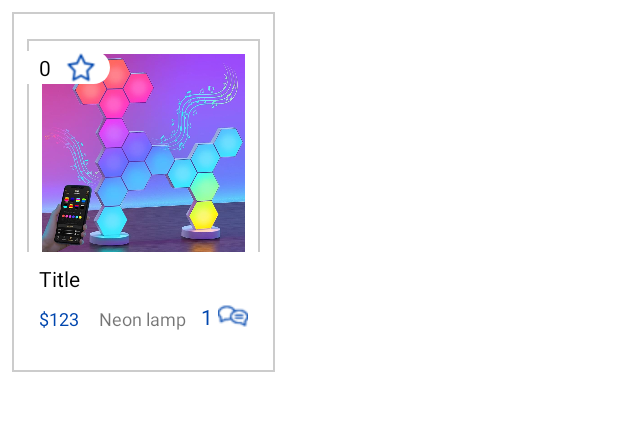
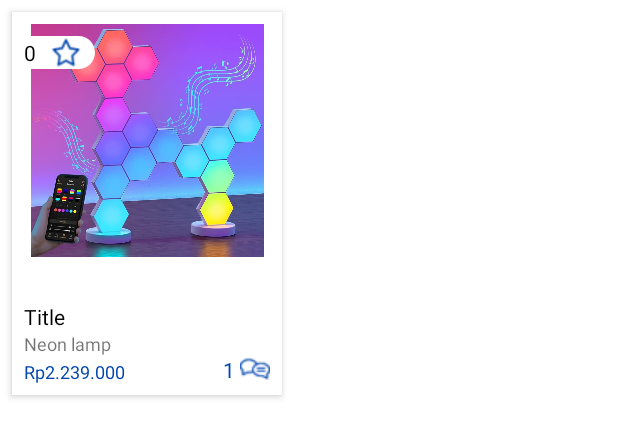
Before and after one commit to Diassdp/Aternuscommerce_Project, an Android app: the layout viewholder_pup_list.xml on its own in the app's theme, with its tools: preview values and no code run, on a phone screen of 412 x 824 dp. Shown: the top 437 px of the screen. Run offline under Robolectric (Android 15) with nearby library versions, the phone set to English and light mode, and no system bars.

Commit message:
Latest_Update_TOLONG_TAMBAHIN_UI_UX

```diff
--- a/AternusCommerce/app/src/main/res/layout/activity_main.xml
+++ b/AternusCommerce/app/src/main/res/layout/activity_main.xml
@@ -351,7 +351,7 @@
                     android:orientation="vertical">
 
                     <ImageView
-                        android:id="@+id/ProfileBtn"
+                        android:id="@+id/Profilebtn"
                         android:layout_width="40dp"
                         android:layout_height="40dp"
                         android:layout_gravity="center"
--- a/AternusCommerce/app/src/main/res/layout/viewholder_pup_list.xml
+++ b/AternusCommerce/app/src/main/res/layout/viewholder_pup_list.xml
@@ -1,23 +1,23 @@
 <?xml version="1.0" encoding="utf-8"?>
 <androidx.constraintlayout.widget.ConstraintLayout xmlns:android="http://schemas.android.com/apk/res/android"
+    xmlns:app="http://schemas.android.com/apk/res-auto"
     xmlns:tools="http://schemas.android.com/tools"
-        android:layout_width="175dp"
-        android:layout_height="240dp"
-        xmlns:app="http://schemas.android.com/apk/res-auto"
+    android:layout_width="180dp"
+    android:layout_height="255dp"
     android:layout_margin="8dp"
-        android:elevation="3dp"
-        android:background="@drawable/border">
+    android:background="@color/white"
+    android:elevation="3dp">
 
     <ImageView
         android:id="@+id/pic"
         android:layout_width="155dp"
         android:layout_height="155dp"
         android:layout_margin="8dp"
+        android:background="@color/secondary"
         android:src="@drawable/item_1"
         app:layout_constraintEnd_toEndOf="parent"
         app:layout_constraintStart_toStartOf="parent"
-            app:layout_constraintTop_toTopOf="parent"
-            android:background="@drawable/border"/>
+        app:layout_constraintTop_toTopOf="parent" />
 
     <androidx.constraintlayout.widget.ConstraintLayout
         android:id="@+id/constraintLayout"
@@ -65,9 +65,9 @@
         android:layout_width="wrap_content"
         android:layout_height="wrap_content"
         android:layout_margin="8dp"
+        android:singleLine="true"
         android:text="Title"
         android:textColor="@color/black"
-            android:singleLine="true"
         app:layout_constraintStart_toStartOf="@id/view"
         app:layout_constraintTop_toTopOf="@+id/view" />
 
@@ -76,23 +76,23 @@
         android:layout_width="wrap_content"
         android:layout_height="wrap_content"
         android:layout_marginStart="8dp"
-            android:text="$123"
+        android:text="Rp2.239.000"
         android:textColor="@color/blue1"
         android:textSize="12sp"
         app:layout_constraintBottom_toBottomOf="parent"
         app:layout_constraintStart_toStartOf="parent"
         app:layout_constraintTop_toBottomOf="@+id/titleTxt"
-            app:layout_constraintVertical_bias="0.333" />
+        app:layout_constraintVertical_bias="0.729" />
 
     <TextView
         android:id="@+id/categoriTxt"
         android:layout_width="wrap_content"
         android:layout_height="wrap_content"
-            android:layout_marginStart="48dp"
+        android:layout_marginStart="8dp"
         android:text="Neon lamp"
         android:textSize="12sp"
-            app:layout_constraintBottom_toBottomOf="@+id/feeTxt"
-            app:layout_constraintStart_toStartOf="parent" />
+        app:layout_constraintStart_toStartOf="parent"
+        app:layout_constraintTop_toBottomOf="@+id/titleTxt" />
 
     <ImageView
         android:id="@+id/imageView13"
```
Also changed, not shown: AternusCommerce/app/src/main/java/com/aplikasi/aternuscommerce/Activity/MainActivity.java (+24 -1 lines), AternusCommerce/app/src/main/res/layout/viewholder_chair_list.xml (+11 -11 lines), AternusCommerce/app/src/main/res/layout/viewholder_shelf_list.xml (+11 -11 lines), AternusCommerce/app/src/main/res/drawable/chair_logo.png, AternusCommerce/app/src/main/res/drawable/lamp_logo.png, AternusCommerce/app/src/main/res/drawable/shelf_logo.png, AternusCommerce/app/src/main/res/drawable/table_logo.png. Lines whose indentation alone changed are shown as unchanged.
